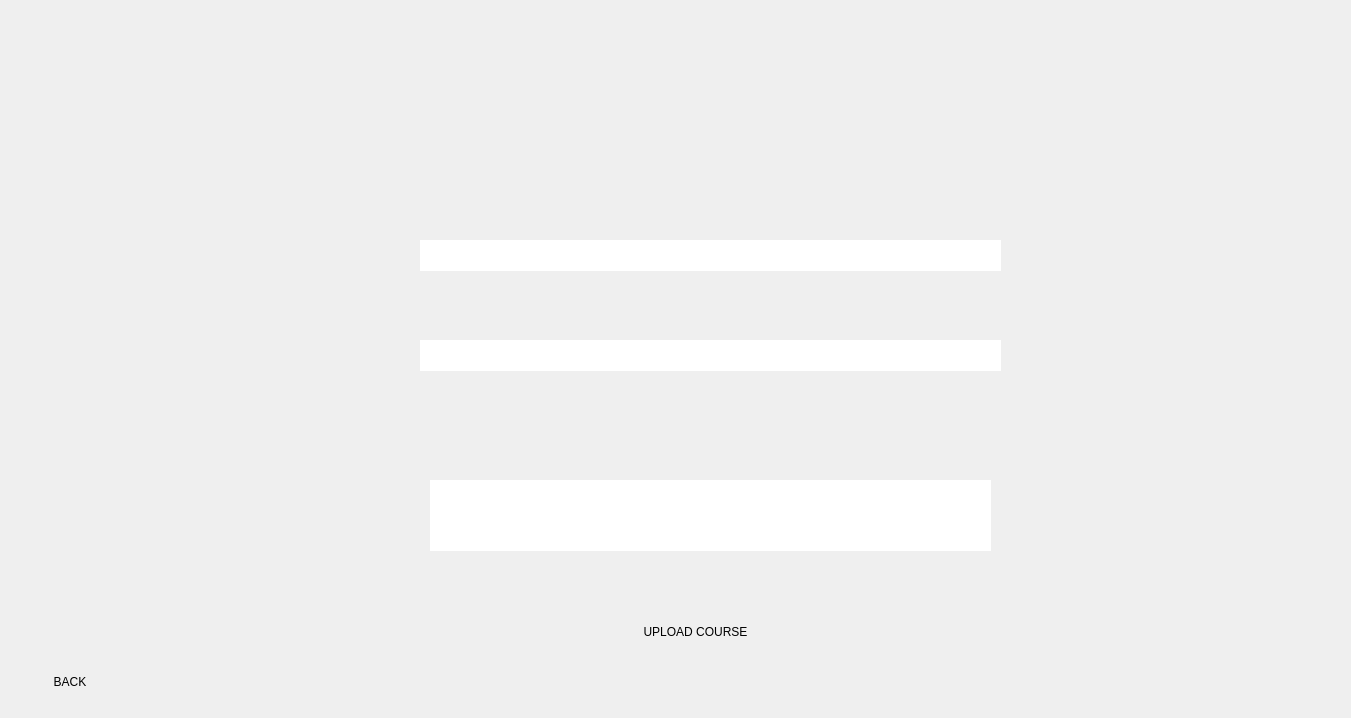
First picture: the form in uploadcourse.ui, repository 0Abdalla0/courseRegistration, before the edit.
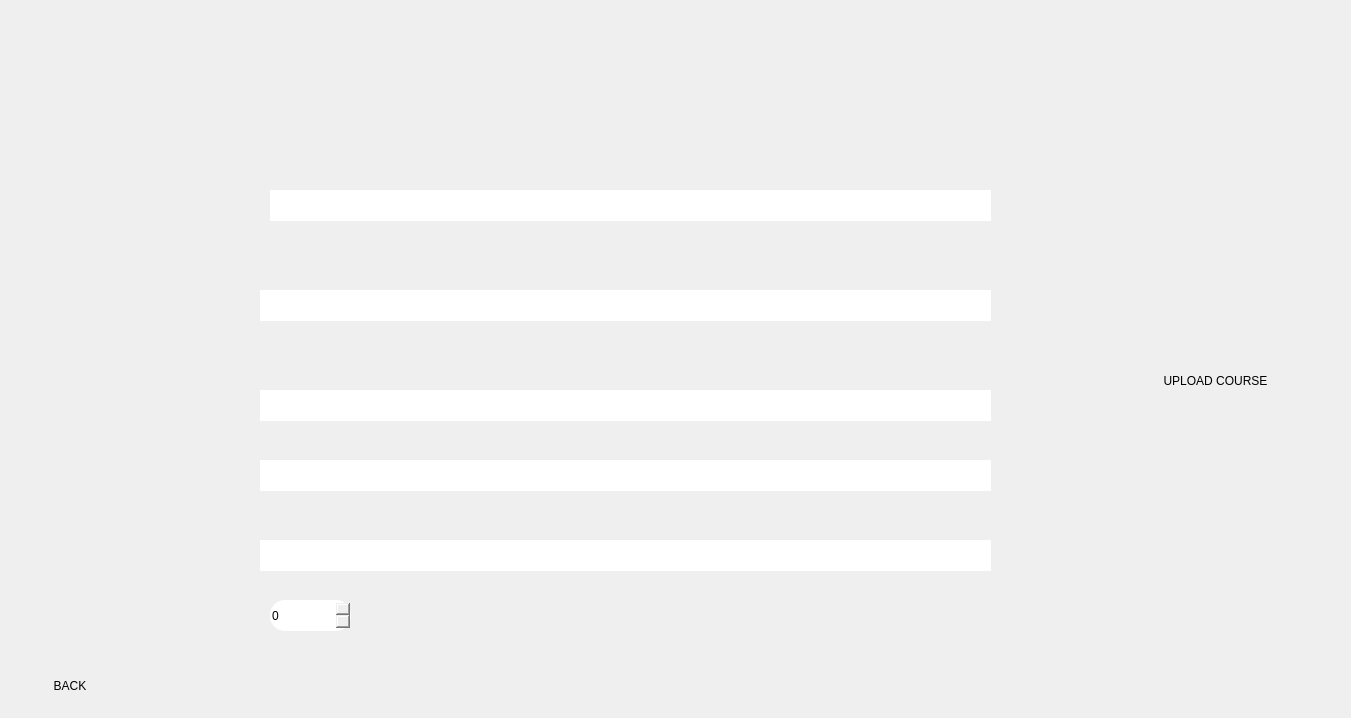
Second picture: the form after the edit. Icons and pictures are not drawn.

The edit to the form file:
```diff
--- a/uploadcourse.ui
+++ b/uploadcourse.ui
@@ -19,9 +19,9 @@
   <widget class="QLineEdit" name="codetxt">
    <property name="geometry">
     <rect>
-     <x>420</x>
-     <y>240</y>
-     <width>581</width>
+     <x>270</x>
+     <y>190</y>
+     <width>721</width>
      <height>31</height>
     </rect>
    </property>
@@ -36,9 +36,9 @@
   <widget class="QLineEdit" name="nametxt">
    <property name="geometry">
     <rect>
-     <x>420</x>
-     <y>340</y>
-     <width>581</width>
+     <x>260</x>
+     <y>290</y>
+     <width>731</width>
      <height>31</height>
     </rect>
    </property>
@@ -53,10 +53,10 @@
   <widget class="QLineEdit" name="disctxt">
    <property name="geometry">
     <rect>
-     <x>430</x>
-     <y>480</y>
-     <width>561</width>
-     <height>71</height>
+     <x>260</x>
+     <y>390</y>
+     <width>731</width>
+     <height>31</height>
     </rect>
    </property>
    <property name="styleSheet">
@@ -70,10 +70,10 @@
   <widget class="QPushButton" name="pushButton">
    <property name="geometry">
     <rect>
-     <x>590</x>
-     <y>620</y>
+     <x>1110</x>
+     <y>350</y>
      <width>211</width>
-     <height>24</height>
+     <height>61</height>
     </rect>
    </property>
    <property name="styleSheet">
@@ -94,7 +94,7 @@
      <x>30</x>
      <y>670</y>
      <width>80</width>
-     <height>24</height>
+     <height>31</height>
     </rect>
    </property>
    <property name="styleSheet">
@@ -109,6 +109,57 @@
     <string>BACK</string>
    </property>
   </widget>
+  <widget class="QLineEdit" name="instNametxt">
+   <property name="geometry">
+    <rect>
+     <x>260</x>
+     <y>460</y>
+     <width>731</width>
+     <height>31</height>
+    </rect>
+   </property>
+   <property name="styleSheet">
+    <string notr="true">background-image: url(:/imgs/images/white.jpg);
+border:none;
+font-size: 16pt;
+color: black;
+</string>
+   </property>
+  </widget>
+  <widget class="QLineEdit" name="instemailtxt">
+   <property name="geometry">
+    <rect>
+     <x>260</x>
+     <y>540</y>
+     <width>731</width>
+     <height>31</height>
+    </rect>
+   </property>
+   <property name="styleSheet">
+    <string notr="true">background-image: url(:/imgs/images/white.jpg);
+border:none;
+font-size: 16pt;
+color: black;
+</string>
+   </property>
+  </widget>
+  <widget class="QSpinBox" name="creditHours">
+   <property name="geometry">
+    <rect>
+     <x>270</x>
+     <y>600</y>
+     <width>81</width>
+     <height>31</height>
+    </rect>
+   </property>
+   <property name="styleSheet">
+    <string notr="true">background-image: url(:/imgs/images/white.jpg);
+font: 18pt &quot;Segoe UI&quot;;
+border:none;
+border-radius:15%;
+color:black;</string>
+   </property>
+  </widget>
  </widget>
  <resources/>
  <connections/>
```
Left out of the diff: 8 changed lines with no effect on the pictures.
